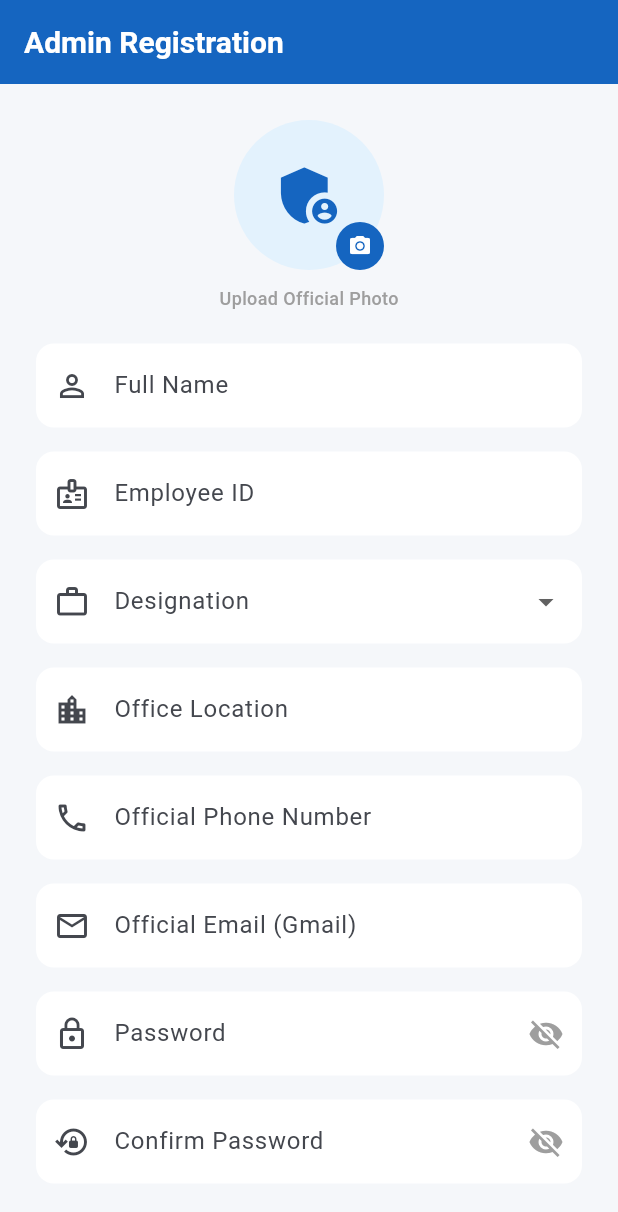
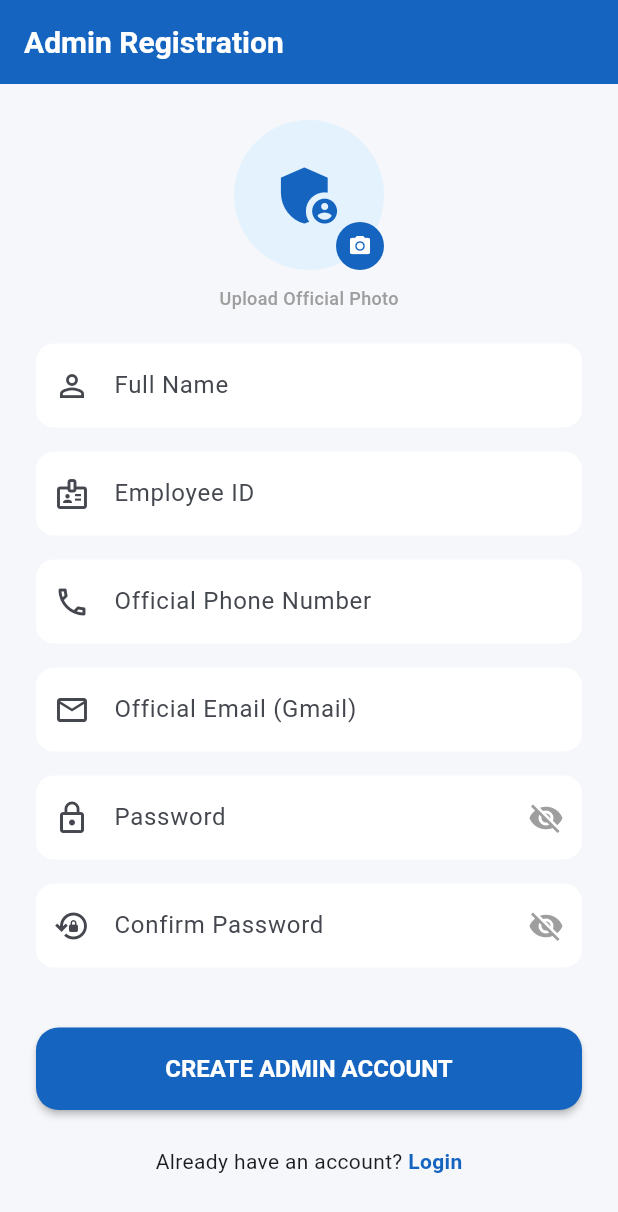
Before and after one commit to sajidabaloch51-arch/smart_university_transport_management_system, a Flutter app: the AdminRegistrationScreen screen opened by its route, on a phone screen of 412 x 824 dp. Shown: the top 1212 px of the screen. Run offline on Flutter 3.47's test engine with Material 3 defaults, Android fonts, the phone set to English and light mode, and no system bars; our stand-ins replace cloud_firestore, firebase_auth, firebase_core, firebase_messaging, firebase_storage, flutter_local_notifications and 5 more; accounts and stored records are empty.

Commit message:
updates frontend

```diff
--- a/lib/core/validators/app_validators.dart
+++ b/lib/core/validators/app_validators.dart
@@ -96,7 +96,7 @@ class AppValidators {
 
   static String? validateBalochistanLicense(String? value) {
     if (value == null || value.trim().isEmpty) {
-      return 'Please enter a valid driving licence number.';
+      return null; // Now optional
     }
 
     final trimmedValue = value.trim().toUpperCase();
--- a/lib/models/admin_model.dart
+++ b/lib/models/admin_model.dart
@@ -4,8 +4,8 @@ class AdminModel extends UserModel {
   final String university;
   final String profilePhoto;
   final String employeeId;
-  final String designation;
-  final String officeLocation;
+  final String? designation;
+  final String? officeLocation;
 
   AdminModel({
     required super.uid,
@@ -16,8 +16,8 @@ class AdminModel extends UserModel {
     required this.university,
     required this.profilePhoto,
     required this.employeeId,
-    required this.designation,
-    required this.officeLocation,
+    this.designation,
+    this.officeLocation,
   });
 
   factory AdminModel.fromMap(Map<String, dynamic> map) {
--- a/lib/models/bus_model.dart
+++ b/lib/models/bus_model.dart
@@ -1,8 +1,8 @@
 class BusModel {
   final String id;
   final String busNumber;
-  final int capacity;
-  final String busModel;
+  final int? capacity;
+  final String? busModel;
   final String registrationNumber;
   final String assignedDriverId;
   final String assignedDriverName;
@@ -13,8 +13,8 @@ class BusModel {
   BusModel({
     required this.id,
     required this.busNumber,
-    required this.capacity,
-    required this.busModel,
+    this.capacity,
+    this.busModel,
     required this.registrationNumber,
     required this.assignedDriverId,
     required this.assignedDriverName,
--- a/lib/models/driver_model.dart
+++ b/lib/models/driver_model.dart
@@ -3,7 +3,7 @@ import 'user_model.dart';
 
 class DriverModel extends UserModel {
   final String driverId; // Employee ID
-  final String licenseNumber;
+  final String? licenseNumber;
   final String profileImg;
   final String assignedBusId;
   final String assignedBusNumber;
@@ -19,7 +19,7 @@ class DriverModel extends UserModel {
     required super.phone,
     required super.role,
     required this.driverId,
-    required this.licenseNumber,
+    this.licenseNumber,
     required this.profileImg,
     required this.assignedBusId,
     required this.assignedBusNumber,
--- a/lib/providers/bus_provider.dart
+++ b/lib/providers/bus_provider.dart
@@ -18,8 +18,6 @@ class BusProvider extends ChangeNotifier {
     BusModel(
       id: 'b1',
       busNumber: 'UOG-001',
-      busModel: 'Hino 2023',
-      capacity: 60,
       registrationNumber: 'GW-1234',
       assignedDriverId: '',
       assignedDriverName: 'Not Assigned',
@@ -30,8 +28,6 @@ class BusProvider extends ChangeNotifier {
     BusModel(
       id: 'b2',
       busNumber: 'UOG-002',
-      busModel: 'Isuzu 2022',
-      capacity: 50,
       registrationNumber: 'GW-5678',
       assignedDriverId: '',
       assignedDriverName: 'Not Assigned',
--- a/lib/providers/driver_provider.dart
+++ b/lib/providers/driver_provider.dart
@@ -106,6 +106,7 @@ class DriverProvider extends ChangeNotifier {
       phone: _driver!.phone,
       role: _driver!.role,
       driverId: _driver!.driverId,
+      licenseNumber: _driver!.licenseNumber,
       profileImg: base64Img,
       assignedBusId: _driver!.assignedBusId,
       assignedBusNumber: _driver!.assignedBusNumber,
@@ -159,6 +160,7 @@ class DriverProvider extends ChangeNotifier {
       phone: '+92 300 1234567',
       role: 'driver',
       driverId: 'ID-2024-005',
+      licenseNumber: 'LNC-998877',
       profileImg: '',
       assignedBusId: 'bus_01',
       assignedBusNumber: 'UOG-101',
@@ -255,6 +257,7 @@ class DriverProvider extends ChangeNotifier {
           phone: _driver!.phone,
           role: _driver!.role,
           driverId: _driver!.driverId,
+          licenseNumber: _driver!.licenseNumber,
           profileImg: _driver!.profileImg,
           assignedBusId: _driver!.assignedBusId,
           assignedBusNumber: _driver!.assignedBusNumber,
@@ -275,6 +278,7 @@ class DriverProvider extends ChangeNotifier {
           phone: _driver!.phone,
           role: _driver!.role,
           driverId: _driver!.driverId,
+          licenseNumber: _driver!.licenseNumber,
           profileImg: _driver!.profileImg,
           assignedBusId: _driver!.assignedBusId,
           assignedBusNumber: _driver!.assignedBusNumber,
--- a/lib/screens/admin/add_edit_driver_screen.dart
+++ b/lib/screens/admin/add_edit_driver_screen.dart
@@ -192,7 +192,7 @@ class _AddEditDriverScreenState extends State<AddEditDriverScreen> {
             ),
             CustomTextField(
               controller: _licenseController,
-              labelText: 'License Number',
+              labelText: 'License Number (Optional)',
               prefixIcon: Icons.description,
               validator: AppValidators.validateBalochistanLicense,
             ),
--- a/lib/screens/admin/admin_profile_screen.dart
+++ b/lib/screens/admin/admin_profile_screen.dart
@@ -43,11 +43,13 @@ class AdminProfileScreen extends StatelessWidget {
                 ),
                 const SizedBox(height: 16),
                 Text(admin.name, style: const TextStyle(fontSize: 24, fontWeight: FontWeight.bold)),
-                Text(admin.designation, style: const TextStyle(color: Colors.grey)),
+                if (admin.designation != null && admin.designation!.isNotEmpty)
+                  Text(admin.designation!, style: const TextStyle(color: Colors.grey)),
                 const SizedBox(height: 40),
                 _profileTile(Icons.email, 'Official Email', admin.email),
                 _profileTile(Icons.badge, 'Employee ID', admin.employeeId),
-                _profileTile(Icons.location_city, 'Office Location', admin.officeLocation),
+                if (admin.officeLocation != null && admin.officeLocation!.isNotEmpty)
+                  _profileTile(Icons.location_city, 'Office Location', admin.officeLocation!),
                 _profileTile(Icons.phone, 'Support Phone', admin.phone),
                 _profileTile(Icons.school, 'Institution', admin.university),
                 const SizedBox(height: 40),
--- a/lib/screens/auth/admin_registration_screen.dart
+++ b/lib/screens/auth/admin_registration_screen.dart
@@ -24,20 +24,10 @@ class _AdminRegistrationScreenState extends State<AdminRegistrationScreen> {
   final _formKey = GlobalKey<FormState>();
   final _nameController = TextEditingController();
   final _employeeIdController = TextEditingController();
-  final _officeLocationController = TextEditingController();
   final _phoneController = TextEditingController();
   final _emailController = TextEditingController();
   final _passController = TextEditingController();
   final _confirmPassController = TextEditingController();
-
-  String? _selectedDesignation;
-  final List<String> _designations = [
-    'Super Admin',
-    'Transport Manager',
-    'Assistant Manager',
-    'System Administrator',
-    'IT Support Head',
-  ];
 
   bool _isLoading = false;
   Uint8List? _webImage;
@@ -66,7 +56,6 @@ class _AdminRegistrationScreenState extends State<AdminRegistrationScreen> {
   void dispose() {
     _nameController.dispose();
     _employeeIdController.dispose();
-    _officeLocationController.dispose();
     _phoneController.dispose();
     _emailController.dispose();
     _passController.dispose();
@@ -76,13 +65,6 @@ class _AdminRegistrationScreenState extends State<AdminRegistrationScreen> {
 
   void _handleRegister() async {
     if (_formKey.currentState!.validate()) {
-      if (_selectedDesignation == null) {
-        ScaffoldMessenger.of(context).showSnackBar(
-          const SnackBar(content: Text("Please select your designation")),
-        );
-        return;
-      }
-
       setState(() => _isLoading = true);
 
       String profileImageBase64 = '';
@@ -99,8 +81,6 @@ class _AdminRegistrationScreenState extends State<AdminRegistrationScreen> {
         university: 'University of Gwadar',
         profilePhoto: profileImageBase64,
         employeeId: _employeeIdController.text.trim(),
-        designation: _selectedDesignation!,
-        officeLocation: _officeLocationController.text.trim(),
       );
 
       try {
@@ -227,29 +207,6 @@ class _AdminRegistrationScreenState extends State<AdminRegistrationScreen> {
                   validator: AppValidators.validateEmployeeId,
                 ),
 
-                DropdownButtonFormField<String>(
-                  decoration: InputDecoration(
-                    labelText: "Designation",
-                    prefixIcon: const Icon(Icons.work_outline),
-                    border: OutlineInputBorder(borderRadius: BorderRadius.circular(15)),
-                  ),
-                  value: _selectedDesignation,
-                  items: _designations.map((des) => DropdownMenuItem(
-                    value: des,
-                    child: Text(des),
-                  )).toList(),
-                  onChanged: (v) => setState(() => _selectedDesignation = v),
-                  validator: (v) => v == null ? 'Select your designation' : null,
-                ),
-                const SizedBox(height: 16),
-
-                CustomTextField(
-                  controller: _officeLocationController,
-                  labelText: "Office Location",
-                  prefixIcon: Icons.location_city_outlined,
-                  validator: (v) => AppValidators.validateRequired(v, "Office Location"),
-                ),
-
                 CustomTextField(
                   controller: _phoneController,
                   labelText: "Official Phone Number",
--- a/lib/screens/driver/edit_driver_profile_screen.dart
+++ b/lib/screens/driver/edit_driver_profile_screen.dart
@@ -78,6 +78,7 @@ class _EditDriverProfileScreenState extends State<EditDriverProfileScreen> {
         phone: _phoneController.text.trim(),
         role: _currentDriver!.role,
         driverId: _currentDriver!.driverId,
+        licenseNumber: _currentDriver!.licenseNumber,
         profileImg: profileImageBase64,
         assignedBusId: _currentDriver!.assignedBusId,
         assignedBusNumber: _currentDriver!.assignedBusNumber,
--- a/lib/screens/student/student_dashboard.dart
+++ b/lib/screens/student/student_dashboard.dart
@@ -238,7 +238,7 @@ class StudentDashboard extends StatelessWidget {
           (d) => d.assignedRouteId == student.assignedRouteId,
           orElse: () => DriverModel(
             uid: '', name: 'Not Assigned', email: '', phone: '', role: 'driver',
-            driverId: '', profileImg: '', assignedBusId: '', assignedBusNumber: '',
+            driverId: '', licenseNumber: '', profileImg: '', assignedBusId: '', assignedBusNumber: '',
             assignedRouteId: '', assignedRouteName: '', isOnDuty: false
           ),
         );
--- a/lib/widgets/bus_card.dart
+++ b/lib/widgets/bus_card.dart
@@ -33,7 +33,7 @@ class BusCard extends StatelessWidget {
         subtitle: Column(
           crossAxisAlignment: CrossAxisAlignment.start,
           children: [
-            Text('Capacity: ${bus.capacity} | Driver: ${bus.assignedDriverName}'),
+            Text('Driver: ${bus.assignedDriverName}'),
             const SizedBox(height: 4),
             Text('Route: ${bus.assignedRouteName}', style: const TextStyle(fontSize: 12, color: Colors.grey)),
           ],
```
Also changed, not shown: lib/screens/admin/add_edit_bus_screen.dart (+0 -19 lines), lib/screens/auth/driver_registration_screen.dart (+11 -1 lines), 8 other files.
